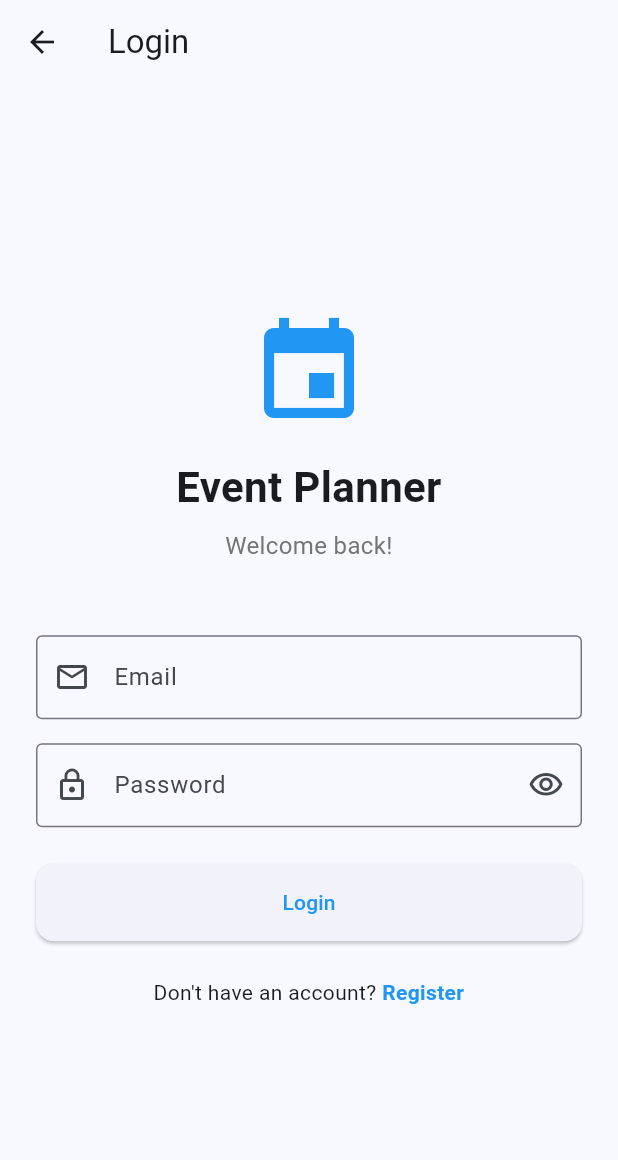
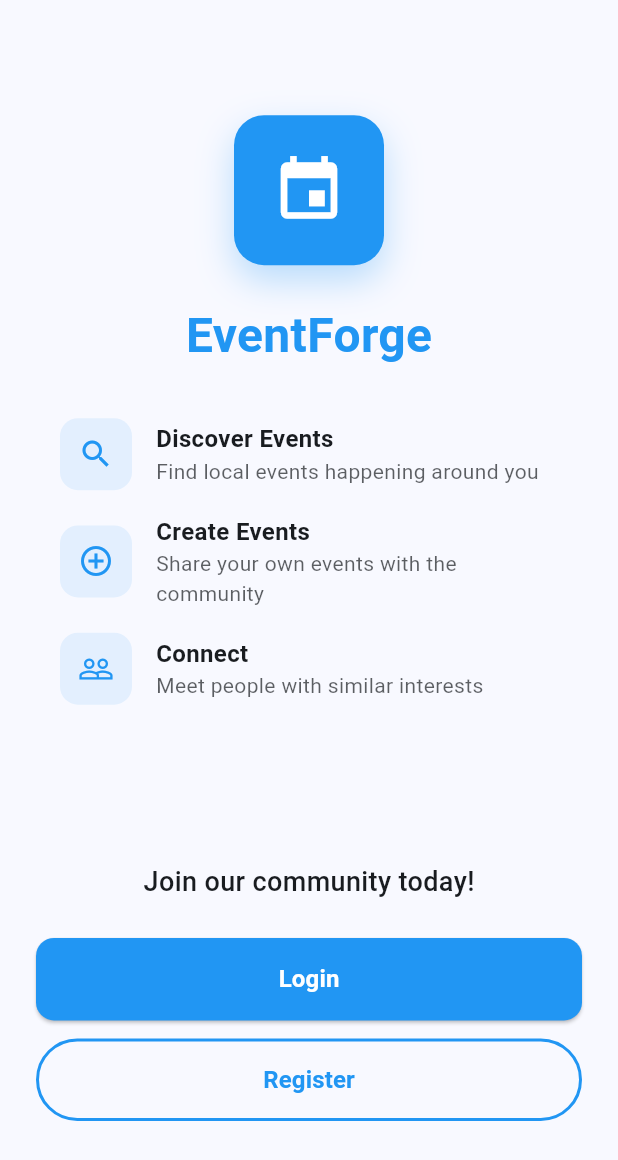
Before and after one commit to abdullahmohammed1234/EventForge, a Flutter app: the screen it shows after launch, on a phone screen of 412 x 824 dp. Shown: the top 1160 px of the screen. Run offline on Flutter 3.47's test engine with Material 3 defaults, Android fonts, the phone set to English and light mode, and no system bars; our stand-ins replace flutter_secure_storage, go_router; accounts and stored records are empty.

Commit message:
Added splash screen and landing page

```diff
--- a/event_planner/lib/core/config/app_config.dart
+++ b/event_planner/lib/core/config/app_config.dart
@@ -1,8 +1,9 @@
 class AppConfig {
   static const String appName = 'Event Planner';
-  static const String apiBaseUrl = 'http://192.168.4.28:3000/api';
-  // For physical device testing, use your computer's IP address
-  // static const String apiBaseUrl = 'http://192.168.1.x:3000/api';
+  // For Android Emulator use: http://10.0.2.2:3000/api
+  // For iOS Simulator use: http://localhost:3000/api
+  // For Physical device testing, use your computer's IP address (e.g., http://192.168.1.x:3000/api)
+  static const String apiBaseUrl = 'http://10.0.2.2:3000/api';
 
   static const String tokenKey = 'auth_token';
   static const String userKey = 'user_data';
--- /dev/null
+++ b/event_planner/lib/features/auth/landing_screen.dart
@@ -0,0 +1,178 @@
+import 'package:flutter/material.dart';
+import 'package:go_router/go_router.dart';
+
+class LandingScreen extends StatelessWidget {
+  const LandingScreen({super.key});
+
+  @override
+  Widget build(BuildContext context) {
+    return Scaffold(
+      backgroundColor: Theme.of(context).colorScheme.surface,
+      body: SafeArea(
+        child: Padding(
+          padding: const EdgeInsets.all(24.0),
+          child: Column(
+            children: [
+              const Spacer(flex: 1),
+              // App Icon
+              Container(
+                width: 100,
+                height: 100,
+                decoration: BoxDecoration(
+                  color: Theme.of(context).colorScheme.primary,
+                  borderRadius: BorderRadius.circular(20),
+                  boxShadow: [
+                    BoxShadow(
+                      color: Theme.of(context).colorScheme.primary.withValues(alpha: 0.3),
+                      blurRadius: 20,
+                      offset: const Offset(0, 10),
+                    ),
+                  ],
+                ),
+                child: Icon(
+                  Icons.event,
+                  size: 50,
+                  color: Colors.white,
+                ),
+              ),
+              const SizedBox(height: 24),
+              // App Name
+              Text(
+                'EventForge',
+                style: TextStyle(
+                  fontSize: 32,
+                  fontWeight: FontWeight.bold,
+                  color: Theme.of(context).colorScheme.primary,
+                ),
+              ),
+              const SizedBox(height: 32),
+              // App Description
+              Padding(
+                padding: const EdgeInsets.symmetric(horizontal: 16.0),
+                child: Column(
+                  children: [
+                    _buildFeatureItem(
+                      context,
+                      icon: Icons.search,
+                      title: 'Discover Events',
+                      description: 'Find local events happening around you',
+                    ),
+                    const SizedBox(height: 16),
+                    _buildFeatureItem(
+                      context,
+                      icon: Icons.add_circle_outline,
+                      title: 'Create Events',
+                      description: 'Share your own events with the community',
+                    ),
+                    const SizedBox(height: 16),
+                    _buildFeatureItem(
+                      context,
+                      icon: Icons.people_outline,
+                      title: 'Connect',
+                      description: 'Meet people with similar interests',
+                    ),
+                  ],
+                ),
+              ),
+              const Spacer(flex: 2),
+              // Welcome Text
+              Text(
+                'Join our community today!',
+                style: TextStyle(
+                  fontSize: 18,
+                  fontWeight: FontWeight.w500,
+                  color: Theme.of(context).colorScheme.onSurface,
+                ),
+              ),
+              const SizedBox(height: 24),
+              // Login Button
+              SizedBox(
+                width: double.infinity,
+                child: ElevatedButton(
+                  onPressed: () => context.push('/login'),
+                  style: ElevatedButton.styleFrom(
+                    backgroundColor: Theme.of(context).colorScheme.primary,
+                    foregroundColor: Colors.white,
+                    padding: const EdgeInsets.symmetric(vertical: 16),
+                  ),
+                  child: const Text(
+                    'Login',
+                    style: TextStyle(fontSize: 16, fontWeight: FontWeight.bold),
+                  ),
+                ),
+              ),
+              const SizedBox(height: 12),
+              // Register Button
+              SizedBox(
+                width: double.infinity,
+                child: OutlinedButton(
+                  onPressed: () => context.push('/register'),
+                  style: OutlinedButton.styleFrom(
+                    foregroundColor: Theme.of(context).colorScheme.primary,
+                    side: BorderSide(
+                      color: Theme.of(context).colorScheme.primary,
+                      width: 2,
+                    ),
+                    padding: const EdgeInsets.symmetric(vertical: 16),
+                  ),
+                  child: const Text(
+                    'Register',
+                    style: TextStyle(fontSize: 16, fontWeight: FontWeight.bold),
+                  ),
+                ),
+              ),
+              const Spacer(flex: 1),
+            ],
+          ),
+        ),
+      ),
+    );
+  }
+
+  Widget _buildFeatureItem(
+    BuildContext context, {
+    required IconData icon,
+    required String title,
+    required String description,
+  }) {
+    return Row(
+      children: [
+        Container(
+          padding: const EdgeInsets.all(12),
+          decoration: BoxDecoration(
+            color: Theme.of(context).colorScheme.primary.withValues(alpha: 0.1),
+            borderRadius: BorderRadius.circular(12),
+          ),
+          child: Icon(
+            icon,
+            color: Theme.of(context).colorScheme.primary,
+            size: 24,
+          ),
+        ),
+        const SizedBox(width: 16),
+        Expanded(
+          child: Column(
+            crossAxisAlignment: CrossAxisAlignment.start,
+            children: [
+              Text(
+                title,
+                style: TextStyle(
+                  fontSize: 16,
+                  fontWeight: FontWeight.bold,
+                  color: Theme.of(context).colorScheme.onSurface,
+                ),
+              ),
+              Text(
+                description,
+                style: TextStyle(
+                  fontSize: 14,
+                  color: Theme.of(context).colorScheme.onSurface.withValues(alpha: 0.7),
+                ),
+              ),
+            ],
+          ),
+        ),
+      ],
+    );
+  }
+}
--- a/event_planner/lib/features/auth/login_screen.dart
+++ b/event_planner/lib/features/auth/login_screen.dart
@@ -49,7 +49,7 @@ class _LoginScreenState extends State<LoginScreen> {
         title: const Text('Login'),
         leading: IconButton(
           icon: const Icon(Icons.arrow_back),
-          onPressed: () => context.go('/register'),
+          onPressed: () => context.go('/landing'),
         ),
       ),
       body: SafeArea(
--- a/event_planner/lib/features/auth/register_screen.dart
+++ b/event_planner/lib/features/auth/register_screen.dart
@@ -66,7 +66,7 @@ class _RegisterScreenState extends State<RegisterScreen> {
         title: const Text('Create Account'),
         leading: IconButton(
           icon: const Icon(Icons.arrow_back),
-          onPressed: () => context.go('/login'),
+          onPressed: () => context.go('/landing'),
         ),
       ),
       body: SafeArea(
--- a/event_planner/lib/main.dart
+++ b/event_planner/lib/main.dart
@@ -11,6 +11,8 @@ import 'features/auth/auth_provider.dart';
 import 'features/events/events_provider.dart';
 import 'features/auth/login_screen.dart';
 import 'features/auth/register_screen.dart';
+import 'features/auth/splash_screen.dart';
+import 'features/auth/landing_screen.dart';
 import 'features/events/events_feed_screen.dart';
 import 'features/events/create_events_screen.dart';
 import 'features/profile/profile_screen.dart';
@@ -92,8 +94,13 @@ class EventPlannerApp extends StatelessWidget {
     routes: [
       GoRoute(
         path: '/',
-        name: 'home',
-        builder: (context, state) => AuthCheckScreen(),
+        name: 'splash',
+        builder: (context, state) => const SplashScreen(),
+      ),
+      GoRoute(
+        path: '/landing',
+        name: 'landing',
+        builder: (context, state) => const LandingScreen(),
       ),
       GoRoute(
         path: '/login',
@@ -132,8 +139,11 @@ class EventPlannerApp extends StatelessWidget {
 
       final isLoginPage = state.matchedLocation == '/login';
       final isRegisterPage = state.matchedLocation == '/register';
+      final isSplashPage = state.matchedLocation == '/';
+      final isLandingPage = state.matchedLocation == '/landing';
 
-      if (!isAuthenticated && !isLoginPage && !isRegisterPage) {
+      // Allow access to splash, landing, login, and register pages without auth
+      if (!isAuthenticated && !isLoginPage && !isRegisterPage && !isSplashPage && !isLandingPage) {
         return '/login';
       }
 
```
Also changed, not shown: event_planner/lib/features/auth/splash_screen.dart (added, +87 -0 lines), 2 other files.
